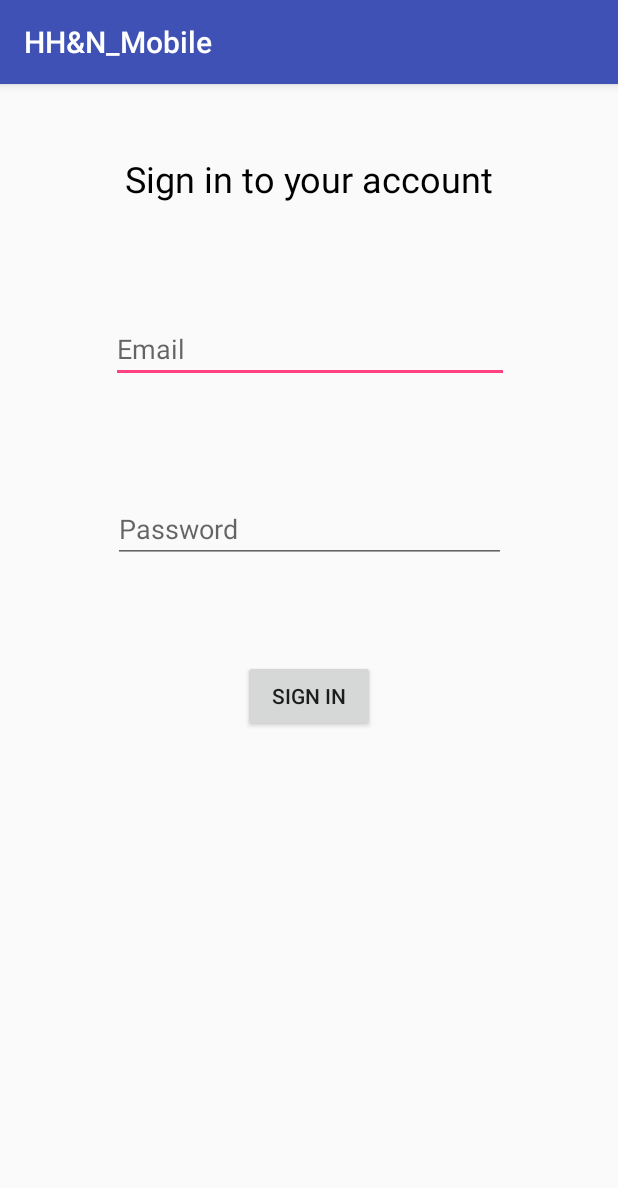
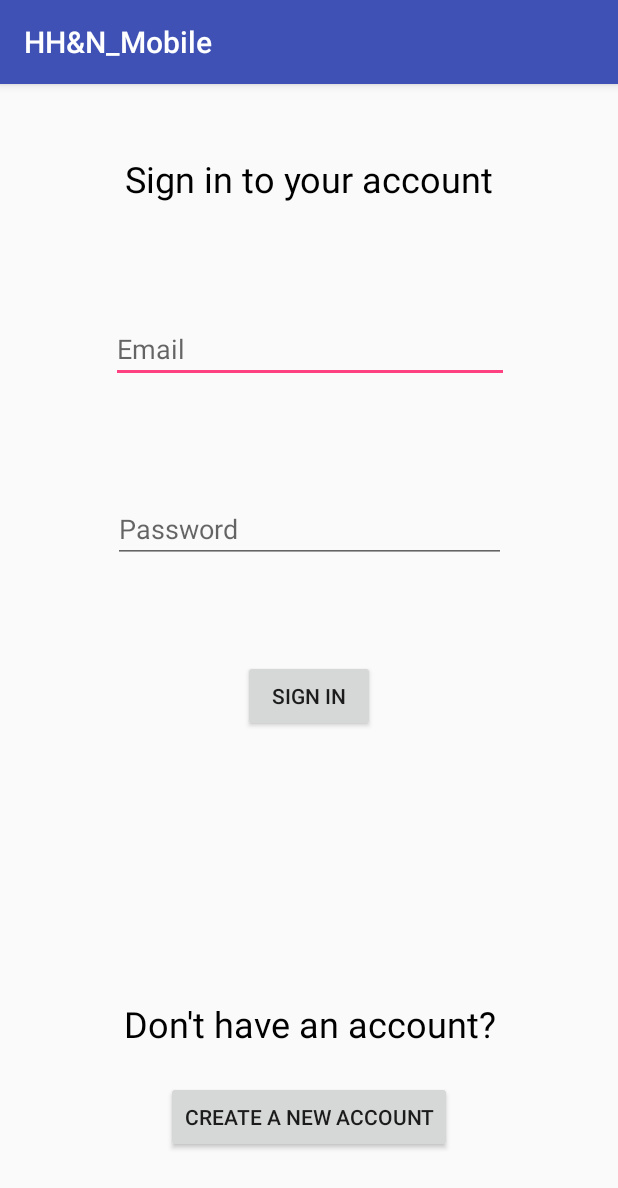
Before and after one commit to drhansen000/hhn, an Android app: the screen it shows after launch (MainActivity), on a phone screen of 412 x 824 dp. Shown: the top 1188 px of the screen. Run offline under Robolectric (Android 15) with nearby library versions, the phone set to English and light mode, and no system bars.

Commit message:
Finished the main sign in activity layout, added create account activity layout, added future appointment activity layout

```diff
--- a/app/src/main/AndroidManifest.xml
+++ b/app/src/main/AndroidManifest.xml
@@ -1,7 +1,9 @@
 <?xml version="1.0" encoding="utf-8"?>
 <manifest xmlns:android="http://schemas.android.com/apk/res/android"
     package="project.hhn_mobile">
-    <uses-permission android:name="android.permission.INTERNET"/>
+
+    <uses-permission android:name="android.permission.INTERNET" />
+
     <application
         android:allowBackup="true"
         android:icon="@mipmap/ic_launcher"
@@ -16,6 +18,8 @@
                 <category android:name="android.intent.category.LAUNCHER" />
             </intent-filter>
         </activity>
+        <activity android:name=".CreateAccountActivity" />
+        <activity android:name=".FutureAppointmentsActivity"></activity>
     </application>
 
 </manifest>
--- a/app/src/main/res/layout/activity_main.xml
+++ b/app/src/main/res/layout/activity_main.xml
@@ -12,7 +12,7 @@
         android:layout_height="33dp"
         android:layout_marginBottom="8dp"
         android:layout_marginTop="8dp"
-        android:text="Sign in to your account"
+        android:text="@string/sign_in_to_your_account"
         android:textAlignment="center"
         android:textColor="@android:color/black"
         android:textSize="24sp"
@@ -29,7 +29,7 @@
         android:layout_marginBottom="8dp"
         android:layout_marginTop="8dp"
         android:ems="10"
-        android:hint="Email"
+        android:hint="@string/email"
         android:inputType="textPersonName"
         app:layout_constraintBottom_toBottomOf="parent"
         app:layout_constraintHorizontal_bias="0.504"
@@ -45,7 +45,7 @@
         android:layout_marginBottom="8dp"
         android:layout_marginTop="8dp"
         android:ems="10"
-        android:hint="Password"
+        android:hint="@string/password"
         android:inputType="textPersonName"
         app:layout_constraintBottom_toBottomOf="parent"
         app:layout_constraintLeft_toLeftOf="parent"
@@ -59,11 +59,37 @@
         android:layout_height="wrap_content"
         android:layout_marginBottom="8dp"
         android:layout_marginTop="8dp"
-        android:text="Sign In"
+        android:text="@string/sign_in"
         app:layout_constraintBottom_toBottomOf="parent"
         app:layout_constraintLeft_toLeftOf="parent"
         app:layout_constraintRight_toRightOf="parent"
         app:layout_constraintTop_toTopOf="parent"
         app:layout_constraintVertical_bias="0.534" />
 
+    <TextView
+        android:id="@+id/textView3"
+        android:layout_width="282dp"
+        android:layout_height="42dp"
+        android:layout_marginBottom="116dp"
+        android:text="@string/don_t_have_an_account"
+        android:textAlignment="center"
+        android:textColor="@android:color/black"
+        android:textSize="24sp"
+        app:layout_constraintBottom_toBottomOf="parent"
+        app:layout_constraintLeft_toLeftOf="parent"
+        app:layout_constraintRight_toRightOf="parent" />
+
+    <Button
+        android:id="@+id/button3"
+        android:layout_width="wrap_content"
+        android:layout_height="wrap_content"
+        android:layout_marginBottom="8dp"
+        android:layout_marginTop="8dp"
+        android:text="@string/create_a_new_account"
+        app:layout_constraintBottom_toBottomOf="parent"
+        app:layout_constraintLeft_toLeftOf="parent"
+        app:layout_constraintRight_toRightOf="parent"
+        app:layout_constraintTop_toBottomOf="@+id/textView3"
+        app:layout_constraintVertical_bias="0.088" />
+
 </android.support.constraint.ConstraintLayout>
--- a/app/src/main/res/values/strings.xml
+++ b/app/src/main/res/values/strings.xml
@@ -1,3 +1,17 @@
 <resources>
     <string name="app_name">HH&amp;N_Mobile</string>
+    <string name="create_your_account">Create Your Account</string>
+    <string name="full_name">Full Name</string>
+    <string name="password">Password</string>
+    <string name="verify_password">Verify Password</string>
+    <string name="email_address">Email Address</string>
+    <string name="phone_optional">Phone (Optional)</string>
+    <string name="create_account">Create Account</string>
+    <string name="sign_in_to_your_account">Sign in to your account</string>
+    <string name="email">Email</string>
+    <string name="sign_in">Sign In</string>
+    <string name="don_t_have_an_account">Don\'t have an account?</string>
+    <string name="create_a_new_account">Create a new account</string>
+    <string name="future_appointments">Future Appointments</string>
+    <string name="create_future_appointment">Create Future Appointment</string>
 </resources>
```
Also changed, not shown: app/src/main/java/project/hhn_mobile/CreateAccountActivity.java (added, +13 -0 lines), app/src/main/java/project/hhn_mobile/FutureAppointmentsActivity.java (added, +13 -0 lines), app/src/main/res/layout/activity_create_account.xml (added, +101 -0 lines), app/src/main/res/layout/activity_future_appointments.xml (added, +38 -0 lines).
